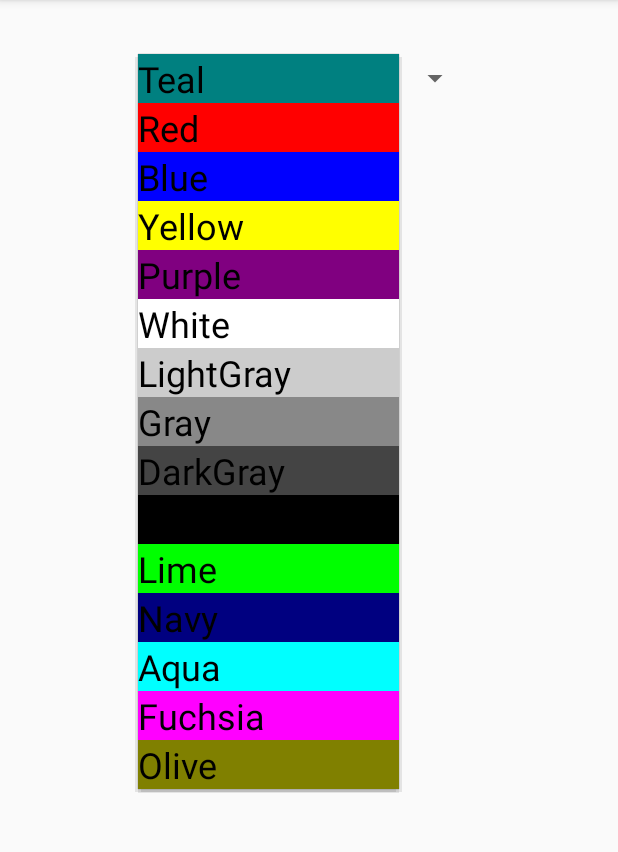
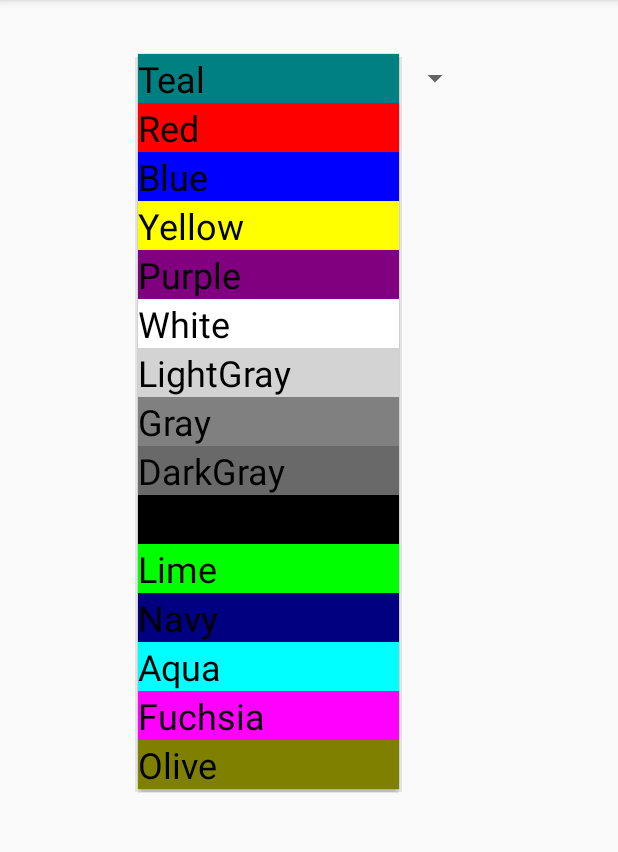
Before and after one commit to trand56/CIS3515-001-lab4, an Android app: the screen it shows after launch (PaletteActivity), after a tap on "Teal", on a phone screen of 412 x 824 dp, the part 84-936 px from its top. Run offline under Robolectric (Android 15) with nearby library versions, the phone set to English and light mode, and no system bars.

Commit message:
fixed crash n spanish language by adding two string arrays: one for color texts and one for color values

```diff
--- a/app/src/main/java/temple/edu/lab4/CanvasActivity.java
+++ b/app/src/main/java/temple/edu/lab4/CanvasActivity.java
@@ -19,10 +19,11 @@ public class CanvasActivity extends AppCompatActivity {
         TextView colText = findViewById(R.id.color_text);
 
         Intent in = getIntent();
-        String col = in.getStringExtra(getResources().getString(R.string.color_id));
+        String colname = in.getStringExtra(getResources().getString(R.string.color_name));
+        int colval = in.getIntExtra(getResources().getString(R.string.color_value), Color.BLACK);
 
-        colText.setText(col);
-        canvas.setBackgroundColor(Color.parseColor(col));
+        colText.setText(colname);
+        canvas.setBackgroundColor(colval);
 
     }
 }
--- a/app/src/main/java/temple/edu/lab4/ColorAdapter.java
+++ b/app/src/main/java/temple/edu/lab4/ColorAdapter.java
@@ -14,24 +14,26 @@ import android.widget.TextView;
 public class ColorAdapter extends BaseAdapter{
 
     private Context context;
-    private String[] colors;
+    private String[] colorNames;
+    private String[] colorHexes;
 
     public ColorAdapter(Context context)
     {
         super();
         this.context = context;
-        this.colors = context.getResources().getStringArray(R.array.color_names_array);
+        this.colorNames = context.getResources().getStringArray(R.array.color_names_array);
+        this.colorHexes = context.getResources().getStringArray(R.array.color_hex_array);
     }
 
     @Override
     public int getCount(){
-        return colors.length;
+        return colorNames.length;
     }
 
     @Override
     public Object getItem(int position)
     {
-        return isBetween(position, 0, this.colors.length) ? this.colors[position] : null;
+        return isBetween(position, 0, this.colorNames.length) ? this.colorNames[position] : null;
     }
 
     @Override
@@ -42,7 +44,8 @@ public class ColorAdapter extends BaseAdapter{
 
     @Override
     public View getView(int position, View convertView, ViewGroup parent){
-        if(!isBetween(position, 0, this.colors.length))
+        if( !isBetween(position, 0, this.colorNames.length) &&
+            !isBetween(position, 0, this.colorHexes.length))
             return null;
 
         TextView newView = (TextView)convertView;
@@ -53,8 +56,8 @@ public class ColorAdapter extends BaseAdapter{
             newView.setTextSize(TypedValue.COMPLEX_UNIT_SP, 24 );
         }
 
-        newView.setText(this.colors[position]);
-        newView.setBackgroundColor(Color.parseColor(this.colors[position]));
+        newView.setText(this.colorNames[position]);
+        newView.setBackgroundColor(Color.parseColor(this.colorHexes[position]));
 
         return newView;
     }
--- a/app/src/main/java/temple/edu/lab4/PaletteActivity.java
+++ b/app/src/main/java/temple/edu/lab4/PaletteActivity.java
@@ -3,6 +3,7 @@ package temple.edu.lab4;
 import androidx.appcompat.app.AppCompatActivity;
 
 import android.content.Intent;
+import android.graphics.drawable.ColorDrawable;
 import android.os.Bundle;
 import android.view.View;
 import android.widget.AdapterView;
@@ -26,7 +27,9 @@ public class PaletteActivity extends AppCompatActivity {
             public void onItemSelected(AdapterView<?> parent, View view, int position, long id) {
                 if(loaded) {
                     Intent intentCanvas = new Intent(PaletteActivity.this, CanvasActivity.class);
-                    intentCanvas.putExtra(getResources().getString(R.string.color_id), ((TextView) view).getText());
+                    TextView colorView = (TextView)view;
+                    intentCanvas.putExtra(getResources().getString(R.string.color_name), colorView.getText());
+                    intentCanvas.putExtra(getResources().getString(R.string.color_value), ((ColorDrawable)colorView.getBackground()).getColor());
                     startActivity(intentCanvas);
                 }
                 else loaded = true;
--- a/app/src/main/res/values/strings.xml
+++ b/app/src/main/res/values/strings.xml
@@ -1,6 +1,7 @@
 <resources>
     <string name="app_name">lab4</string>
-    <string name="color_id">color</string>
+    <string name="color_name">colorName</string>
+    <string name="color_value">colorValue</string>
 
     <string-array
         name="color_names_array">
@@ -20,4 +21,23 @@
         <item>Fuchsia</item>
         <item>Olive</item>
     </string-array>
+
+    <string-array
+        name="color_hex_array">
+        <item>#008080</item>
+        <item>#FF0000</item>
+        <item>#0000FF</item>
+        <item>#FFFF00</item>
+        <item>#800080</item>
+        <item>#FFFFFF</item>
+        <item>#D3D3D3</item>
+        <item>#808080</item>
+        <item>#696969</item>
+        <item>#000000</item>
+        <item>#00FF00</item>
+        <item>#000080</item>
+        <item>#00FFFF</item>
+        <item>#FF00FF</item>
+        <item>#808000</item>
+    </string-array>
 </resources>
```
Also changed, not shown: 1 other file.
